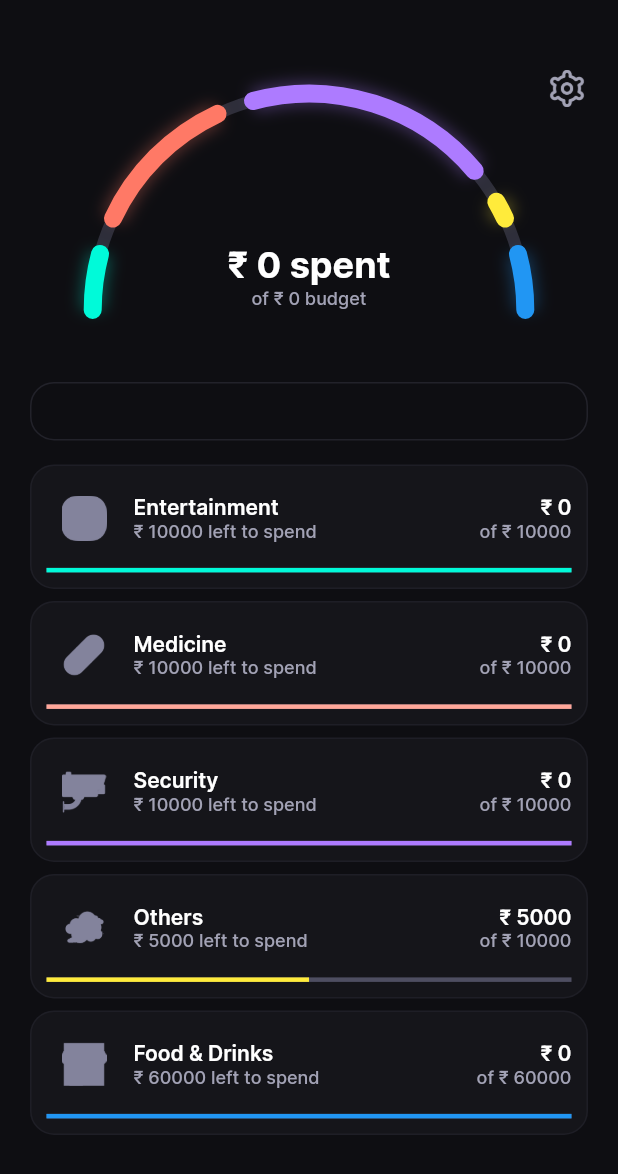
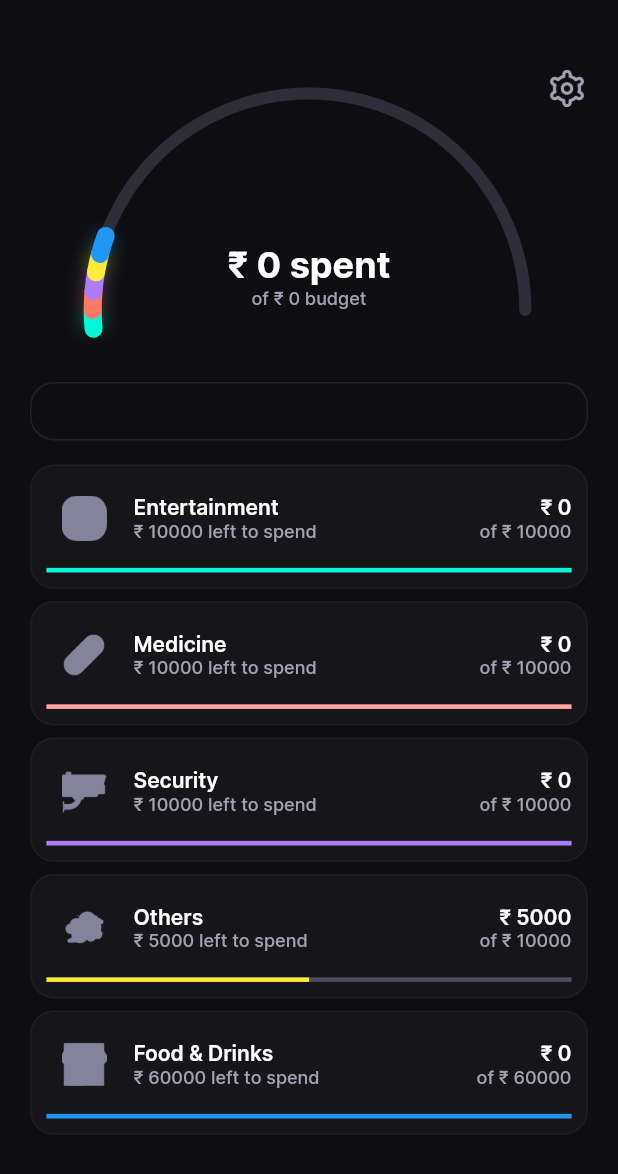
Before and after one commit to adiyadav123/budget_buddy_, a Flutter app: the SpendingBudgetsView screen opened directly, on a phone screen of 412 x 824 dp. Shown: the top 1174 px of the screen. Run offline on Flutter 3.47's test engine with Material 3 defaults, Android fonts, the phone set to English and light mode, and no system bars; our stand-ins replace card_swiper, carousel_slider, dotted_border, firebase_auth, firebase_core, flutter_pw_validator and 5 more; missing offline and left inert: calendar_agenda, dart:ffi; accounts and stored records are empty; generated files the repository leaves out were written again.

Commit message:
Fix formatting and update budget calculations

```diff
--- a/lib/common_widget/budgets_row.dart
+++ b/lib/common_widget/budgets_row.dart
@@ -73,7 +73,7 @@ class BudgetsRow extends StatelessWidget {
                               fontWeight: FontWeight.w600),
                         ),
                         Text(
-                          "₹ ${bObj['left_amount']} left to spend",
+                          "₹ ${(bObj['left_amount'])} left to spend",
                           style: TextStyle(
                               color: TColor.gray30,
                               fontSize: 12,
--- a/lib/views/add_subscription/add_subscription_view.dart
+++ b/lib/views/add_subscription/add_subscription_view.dart
@@ -20,7 +20,6 @@ class AddSubScriptionView extends StatefulWidget {
 class _AddSubScriptionViewState extends State<AddSubScriptionView> {
   TextEditingController txtName = TextEditingController();
   int _current = 0;
-
 
   String formatNumber(double num) {
     if (num >= 10000000) {
@@ -453,8 +452,8 @@ class _AddSubScriptionViewState extends State<AddSubScriptionView> {
           spendAmount += am;
           leftAmount -= am;
 
-          category["spend_amount"] = spendAmount.toString();
-          category["left_amount"] = leftAmount.toString();
+          category["spend_amount"] = spendAmount.toStringAsFixed(1);
+          category["left_amount"] = leftAmount.toStringAsFixed(1);
         }
       }
 
--- a/lib/views/settings/settings_view.dart
+++ b/lib/views/settings/settings_view.dart
@@ -302,7 +302,7 @@ class _SettingsViewState extends State<SettingsView> {
   }
 
   _redirectToGithub() {
-    var url = Uri.parse("https://github.com/adiyadav123/budgetbuddy");
+    var url = Uri.parse("https://github.com/adiyadav123/budget_buddy_");
     launchUrl(url);
   }
 }
--- a/lib/views/spending_budgets/spending_budgets_view.dart
+++ b/lib/views/spending_budgets/spending_budgets_view.dart
@@ -5,6 +5,7 @@ import 'package:flutter/material.dart';
 import 'package:budgetbuddy/common/color_extension.dart';
 import 'package:budgetbuddy/common_widget/budgets_row.dart';
 import 'package:budgetbuddy/common_widget/custom_arc_180_painter.dart';
+import 'package:get/get.dart';
 import 'package:hive_flutter/hive_flutter.dart';
 
 import '../settings/settings_view.dart';
@@ -22,6 +23,18 @@ class _SpendingBudgetsViewState extends State<SpendingBudgetsView> {
   double budget = 0.0;
   double totalSpent = 0.0;
   double totalBudgetSpent = 0.0;
+
+  double totalBudgetEntertainment = 0.0;
+  double totalBudgetMedicine = 0.0;
+  double totalBudgetSecurity = 0.0;
+  double totalBudgetFoodDrinks = 0.0;
+  double totalBudgetOthers = 0.0;
+
+  double enterArc = 0.0;
+  double medArc = 0.0;
+  double secArc = 0.0;
+  double foodArc = 0.0;
+  double otherArc = 0.0;
 
   List<String> overspendingAdvices = [
     "Whoa! 😮 You've gone overboard in some areas. Let's scale back a little to avoid breaking the bank! 💸",
@@ -196,9 +209,41 @@ class _SpendingBudgetsViewState extends State<SpendingBudgetsView> {
       for (var category in budgetArr) {
         double catTotalBudget = double.parse(category['total_budget']);
         double spent = double.parse(category['spend_amount']);
+        String categoryName = category['name'];
 
         totalSpent += spent;
         totalBudget += catTotalBudget;
+
+        // Assign to the corresponding category variable
+        switch (categoryName) {
+          case 'Entertainment':
+            setState(() {
+              enterArc = (catTotalBudget / budget) * 165;
+            });
+            break;
+          case 'Medicine':
+            setState(() {
+              medArc = (catTotalBudget / budget) * 165;
+            });
+            break;
+          case 'Security':
+            setState(() {
+              secArc = (catTotalBudget / budget) * 165;
+            });
+            break;
+          case 'Food & Drinks':
+            setState(() {
+              foodArc = (catTotalBudget / budget) * 165;
+            });
+            break;
+          case 'Others':
+            setState(() {
+              otherArc = (catTotalBudget / budget) * 165;
+            });
+            break;
+          default:
+            break; // Handle any unexpected categories if needed
+        }
 
         if (spent > catTotalBudget * 0.9) {
           categoriesOverspent++;
@@ -232,6 +277,8 @@ class _SpendingBudgetsViewState extends State<SpendingBudgetsView> {
       categoryBox.put("categories", budgetArr);
       print("categories added");
     }
+
+    print("total arcs: ${enterArc + medArc + secArc + foodArc + otherArc}");
   }
 
   String formatNumber(int num) {
@@ -286,11 +333,12 @@ class _SpendingBudgetsViewState extends State<SpendingBudgetsView> {
                   child: CustomPaint(
                     painter: CustomArc180Painter(
                       drwArcs: [
-                        ArcValueModel(color: TColor.secondaryG, value: 20),
-                        ArcValueModel(color: TColor.secondary, value: 45),
-                        ArcValueModel(color: TColor.primary10, value: 70),
-                        ArcValueModel(color: Colors.yellow, value: 10),
-                        ArcValueModel(color: Colors.blue, value: 20),
+                        ArcValueModel(
+                            color: TColor.secondaryG, value: enterArc),
+                        ArcValueModel(color: TColor.secondary, value: medArc),
+                        ArcValueModel(color: TColor.primary10, value: secArc),
+                        ArcValueModel(color: Colors.yellow, value: foodArc),
+                        ArcValueModel(color: Colors.blue, value: otherArc),
                       ],
                       end: 50,
                       width: 12,
```
